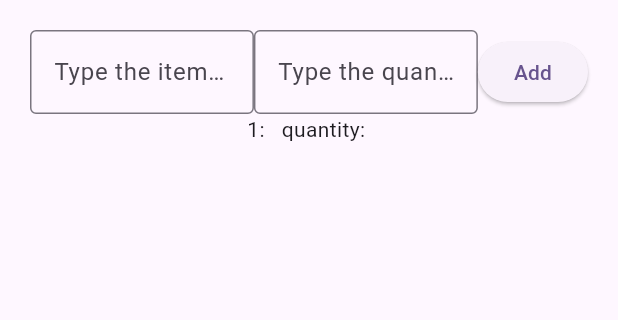
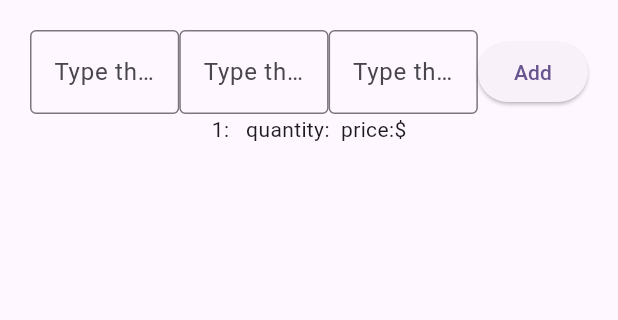
Before and after one commit to alak0035/my_CST2335_labs, a Flutter app: the screen it shows after launch, after a tap on "Add", on a phone screen of 412 x 824 dp, the part 84-404 px from its top. Run offline on Flutter 3.47's test engine with Material 3 defaults, Android fonts, the phone set to English and light mode, and no system bars.

Commit message:
post demo version

```diff
--- a/lib/main.dart
+++ b/lib/main.dart
@@ -61,7 +61,9 @@ class _MyHomePageState extends State<MyHomePage> {
   late TextEditingController _controller1;
   late TextEditingController _controller2;
   List<String> itemNames = [];
+  late TextEditingController _controller3;
   List<String> itemNums = [];
+  List<String> itemPrices = [];
   var number = 1;
 
 
@@ -71,6 +73,7 @@ class _MyHomePageState extends State<MyHomePage> {
     super.initState();
     _controller1 = TextEditingController();
     _controller2 = TextEditingController();
+    _controller3 = TextEditingController();
 
   }
 
@@ -78,6 +81,7 @@ class _MyHomePageState extends State<MyHomePage> {
   void dispose() {
     _controller1.dispose();
     _controller2.dispose();
+    _controller3.dispose();
     super.dispose();
   }
 
@@ -129,22 +133,35 @@ class _MyHomePageState extends State<MyHomePage> {
           ))
         ),
 
+        Expanded(child: TextField(
+            controller: _controller3,
+            decoration: InputDecoration(
+                hintText: "Type the price here",
+                border: OutlineInputBorder()
+
+            ))
+        ),
+
         ElevatedButton(
             onPressed: () {
               if (itemNames.isEmpty || itemNums.isEmpty){
                 number = 1;
-              } else if (itemNames.isNotEmpty || itemNums.isNotEmpty) {
+              } else if (itemNames.isNotEmpty || itemNums.isNotEmpty || itemPrices.isNotEmpty) {
                 number += 1;
               }
               var inputName = _controller1.value.text;
               var inputNum = _controller2.value.text;
+              var inputPrice = _controller3.value.text;
 
               setState(() {
                 itemNames.add(inputName);
                 itemNums.add(inputNum);
+                itemPrices.add(inputPrice);
+
 
                 _controller1.text = "";
                 _controller2.text = "";
+                _controller3.text = "";
               });
 
 
@@ -179,6 +196,7 @@ class _MyHomePageState extends State<MyHomePage> {
                                         setState(() {
                                           itemNames.removeAt(rowNumber);
                                           itemNums.removeAt(rowNumber);
+                                          itemPrices.removeAt(rowNumber);
                                           number -= 1;
                                         });
                                         Navigator.pop(context);
@@ -199,7 +217,7 @@ class _MyHomePageState extends State<MyHomePage> {
                           Row(
                             mainAxisAlignment: MainAxisAlignment.center,
                             children: [
-                              Text("${rowNumber+1}: ${itemNames[rowNumber]}  quantity: ${itemNums[rowNumber]}")
+                              Text("${rowNumber+1}: ${itemNames[rowNumber]}  quantity: ${itemNums[rowNumber]} price:\$${itemPrices[rowNumber]}")
                             ],
                           )
                       );
```
